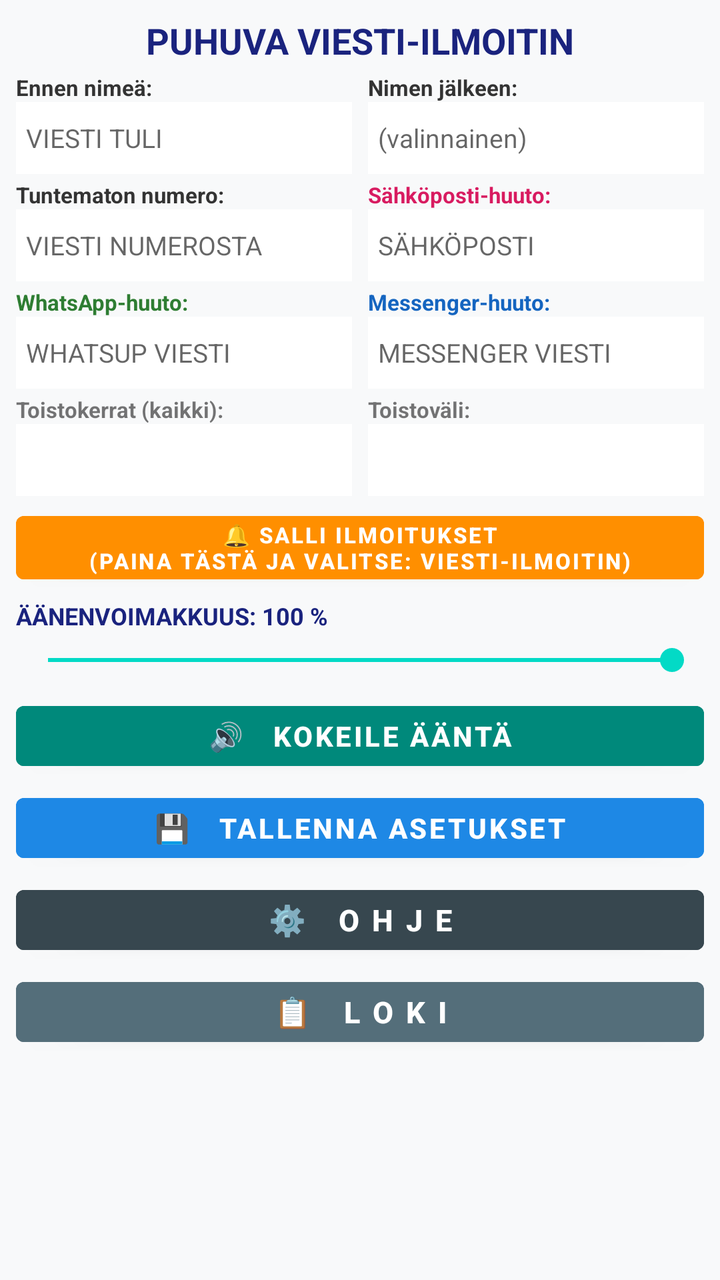
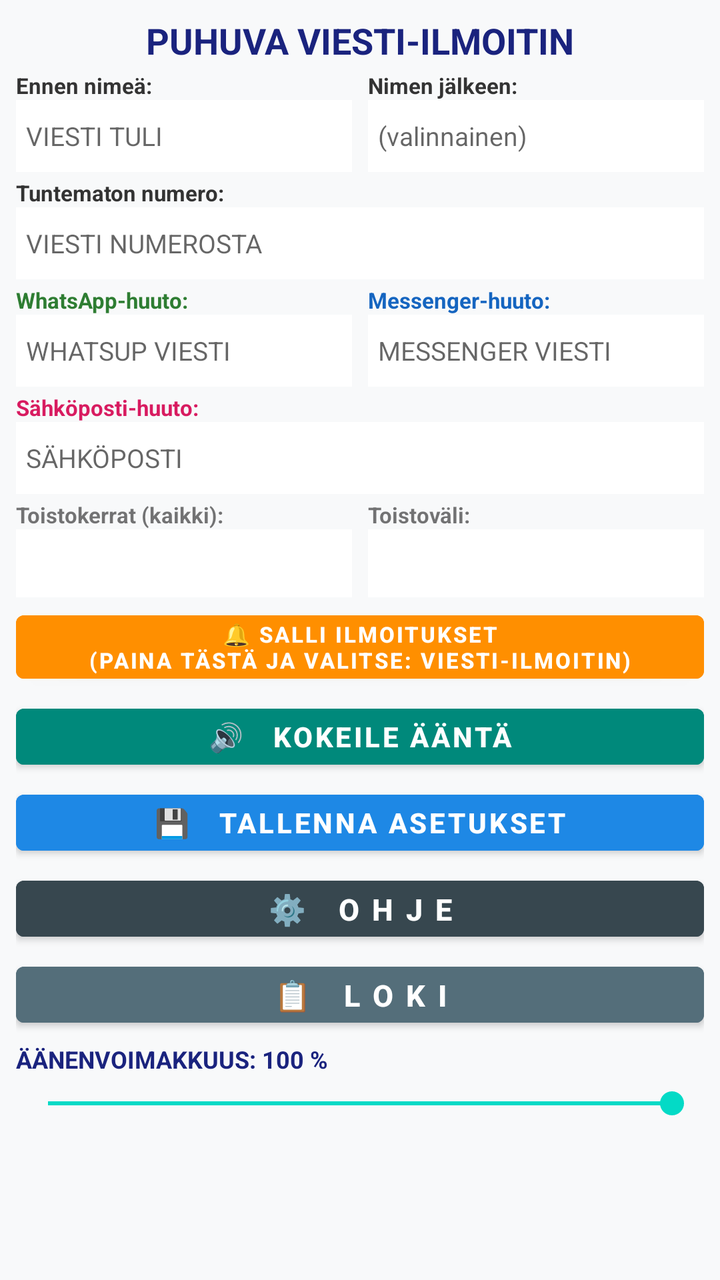

An Android layout rendered at two revisions. The XML below is the earlier revision; the diff shows what the commit changed to produce the second picture.
<!-- AndroidManifest.xml: application theme Theme.ViestiIlmoitin -->
<!-- res/layout/activity_main.xml -->
<?xml version="1.0" encoding="utf-8"?>
<LinearLayout xmlns:android="http://schemas.android.com/apk/res/android"
    android:layout_width="match_parent"
    android:layout_height="match_parent"
    android:orientation="vertical"
    android:padding="8dp"
    android:background="#F8F9FA">

    <TextView
        android:layout_width="match_parent"
        android:layout_height="wrap_content"
        android:text="PUHUVA VIESTI-ILMOITIN"
        android:textSize="18sp"
        android:textStyle="bold"
        android:gravity="center"
        android:textColor="#1A237E"
        android:layout_marginBottom="4dp" />

    
    <LinearLayout
        android:layout_width="match_parent"
        android:layout_height="wrap_content"
        android:orientation="horizontal"
        android:layout_marginBottom="3dp">

        <LinearLayout
            android:layout_width="0dp"
            android:layout_height="wrap_content"
            android:layout_weight="1"
            android:orientation="vertical"
            android:layout_marginEnd="4dp">
            <TextView
                android:layout_width="wrap_content"
                android:layout_height="wrap_content"
                android:text="Ennen nimeä:"
                android:textSize="11sp"
                android:textStyle="bold"
                android:textColor="#333333" />
            <EditText
                android:id="@+id/editPrefix"
                android:layout_width="match_parent"
                android:layout_height="36dp"
                android:background="#FFFFFF"
                android:padding="5dp"
                android:hint="VIESTI TULI "
                android:textSize="13sp" />
        </LinearLayout>

        <LinearLayout
            android:layout_width="0dp"
            android:layout_height="wrap_content"
            android:layout_weight="1"
            android:orientation="vertical"
            android:layout_marginStart="4dp">
            <TextView
                android:layout_width="wrap_content"
                android:layout_height="wrap_content"
                android:text="Nimen jälkeen:"
                android:textSize="11sp"
                android:textStyle="bold"
                android:textColor="#333333" />
            <EditText
                android:id="@+id/editSuffix"
                android:layout_width="match_parent"
                android:layout_height="36dp"
                android:background="#FFFFFF"
                android:padding="5dp"
                android:hint="(valinnainen)"
                android:textSize="13sp" />
        </LinearLayout>
    </LinearLayout>

    
    <LinearLayout
        android:layout_width="match_parent"
        android:layout_height="wrap_content"
        android:orientation="horizontal"
        android:layout_marginBottom="3dp">

        <LinearLayout
            android:layout_width="0dp"
            android:layout_height="wrap_content"
            android:layout_weight="1"
            android:orientation="vertical"
            android:layout_marginEnd="4dp">
            <TextView
                android:layout_width="wrap_content"
                android:layout_height="wrap_content"
                android:text="Tuntematon numero:"
                android:textSize="11sp"
                android:textStyle="bold"
                android:textColor="#333333" />
            <EditText
                android:id="@+id/editUnknown"
                android:layout_width="match_parent"
                android:layout_height="36dp"
                android:background="#FFFFFF"
                android:padding="5dp"
                android:hint="VIESTI NUMEROSTA "
                android:textSize="13sp" />
        </LinearLayout>

        <LinearLayout
            android:layout_width="0dp"
            android:layout_height="wrap_content"
            android:layout_weight="1"
            android:orientation="vertical"
            android:layout_marginStart="4dp">
            <TextView
                android:layout_width="wrap_content"
                android:layout_height="wrap_content"
                android:text="Sähköposti-huuto:"
                android:textSize="11sp"
                android:textStyle="bold"
                android:textColor="#D81B60" />
            <EditText
                android:id="@+id/editEmail"
                android:layout_width="match_parent"
                android:layout_height="36dp"
                android:background="#FFFFFF"
                android:padding="5dp"
                android:hint="SÄHKÖPOSTI"
                android:textSize="13sp" />
        </LinearLayout>
    </LinearLayout>

    
    <LinearLayout
        android:layout_width="match_parent"
        android:layout_height="wrap_content"
        android:orientation="horizontal"
        android:layout_marginBottom="3dp">

        <LinearLayout
            android:layout_width="0dp"
            android:layout_height="wrap_content"
            android:layout_weight="1"
            android:orientation="vertical"
            android:layout_marginEnd="4dp">
            <TextView
                android:layout_width="wrap_content"
                android:layout_height="wrap_content"
                android:text="WhatsApp-huuto:"
                android:textSize="11sp"
                android:textStyle="bold"
                android:textColor="#2E7D32" />
            <EditText
                android:id="@+id/editWhatsApp"
                android:layout_width="match_parent"
                android:layout_height="36dp"
                android:background="#FFFFFF"
                android:padding="5dp"
                android:hint="WHATSUP VIESTI"
                android:textSize="13sp" />
        </LinearLayout>

        <LinearLayout
            android:layout_width="0dp"
            android:layout_height="wrap_content"
            android:layout_weight="1"
            android:orientation="vertical"
            android:layout_marginStart="4dp">
            <TextView
                android:layout_width="wrap_content"
                android:layout_height="wrap_content"
                android:text="Messenger-huuto:"
                android:textSize="11sp"
                android:textStyle="bold"
                android:textColor="#1565C0" />
            <EditText
                android:id="@+id/editMessenger"
                android:layout_width="match_parent"
                android:layout_height="36dp"
                android:background="#FFFFFF"
                android:padding="5dp"
                android:hint="MESSENGER VIESTI"
                android:textSize="13sp" />
        </LinearLayout>
    </LinearLayout>

    
    <LinearLayout
        android:layout_width="match_parent"
        android:layout_height="wrap_content"
        android:orientation="horizontal"
        android:layout_marginBottom="4dp">

        <LinearLayout
            android:layout_width="0dp"
            android:layout_height="wrap_content"
            android:layout_weight="1"
            android:orientation="vertical"
            android:layout_marginEnd="4dp">
            <TextView
                android:layout_width="wrap_content"
                android:layout_height="wrap_content"
                android:text="Toistokerrat (kaikki):"
                android:textSize="11sp"
                android:textStyle="bold"/>
            <Spinner
                android:id="@+id/spinnerRepeats"
                android:layout_width="match_parent"
                android:layout_height="36dp"
                android:background="#FFFFFF" />
        </LinearLayout>

        <LinearLayout
            android:layout_width="0dp"
            android:layout_height="wrap_content"
            android:layout_weight="1"
            android:orientation="vertical"
            android:layout_marginStart="4dp">
            <TextView
                android:layout_width="wrap_content"
                android:layout_height="wrap_content"
                android:text="Toistoväli:"
                android:textSize="11sp"
                android:textStyle="bold"/>
            <Spinner
                android:id="@+id/spinnerInterval"
                android:layout_width="match_parent"
                android:layout_height="36dp"
                android:background="#FFFFFF" />
        </LinearLayout>
    </LinearLayout>

    
    <Button
        android:id="@+id/btnNotificationPermission"
        android:layout_width="match_parent"
        android:layout_height="wrap_content"
        android:minHeight="40dp"
        android:padding="2dp"
        android:text="🔔 SALLI ILMOITUKSET\n(Paina tästä ja valitse: Viesti-Ilmoitin)"
        android:textSize="11sp"
        android:textStyle="bold"
        android:backgroundTint="#FF8F00"
        android:textColor="#FFFFFF"
        android:layout_marginBottom="4dp" />

    
    <TextView
        android:id="@+id/tvVolumeLabel"
        android:layout_width="match_parent"
        android:layout_height="wrap_content"
        android:text="ÄÄNENVOIMAKKUUS: 100 %"
        android:textSize="12sp"
        android:textStyle="bold"
        android:textColor="#1A237E"
        android:layout_marginBottom="1dp" />

    <SeekBar
        android:id="@+id/seekBarVolume"
        android:layout_width="match_parent"
        android:layout_height="26dp"
        android:max="100"
        android:progress="100"
        android:layout_marginBottom="4dp" />

    
    <Button
        android:id="@+id/btnTest"
        android:layout_width="match_parent"
        android:layout_height="42dp"
        android:text="🔊   KOKEILE ÄÄNTÄ"
        android:textSize="14sp"
        android:textStyle="bold"
        android:backgroundTint="#00897B"
        android:textColor="#FFFFFF"
        android:layout_marginBottom="4dp" />

    
    <Button
        android:id="@+id/btnSave"
        android:layout_width="match_parent"
        android:layout_height="42dp"
        android:text="💾   TALLENNA ASETUKSET"
        android:textSize="14sp"
        android:textStyle="bold"
        android:backgroundTint="#1E88E5"
        android:textColor="#FFFFFF"
        android:layout_marginBottom="4dp" />

    
    <Button
        android:id="@+id/btnHelp"
        android:layout_width="match_parent"
        android:layout_height="42dp"
        android:text="⚙️   O H J E"
        android:textSize="15sp"
        android:textStyle="bold"
        android:backgroundTint="#37474F"
        android:textColor="#FFFFFF"
        android:layout_marginBottom="4dp" />

    
    <Button
        android:id="@+id/btnLog"
        android:layout_width="match_parent"
        android:layout_height="42dp"
        android:text="📋   L O K I"
        android:textSize="15sp"
        android:textStyle="bold"
        android:backgroundTint="#546E7A"
        android:textColor="#FFFFFF" />

</LinearLayout>
<!-- resources referenced by this layout -->
<resources>
  <style name="Theme.ViestiIlmoitin" parent="Theme.MaterialComponents.Light.NoActionBar">
          <item name="colorPrimary">#1E88E5</item>
          <item name="colorPrimaryVariant">#1565C0</item>
          <item name="colorOnPrimary">#FFFFFF</item>
      </style>
</resources>

<!-- the commit's change to res/layout/activity_main.xml (unified diff, before → after) -->
@@ -14,7 +14,7 @@
         android:textStyle="bold"
         android:gravity="center"
         android:textColor="#1A237E"
-        android:layout_marginBottom="4dp" />
+        android:layout_marginBottom="3dp" />
 
     
     <LinearLayout
@@ -43,6 +43,9 @@
                 android:background="#FFFFFF"
                 android:padding="5dp"
                 android:hint="VIESTI TULI "
+                android:singleLine="true"
+                android:inputType="text"
+                android:scrollHorizontally="true"
                 android:textSize="13sp" />
         </LinearLayout>
 
@@ -66,63 +69,34 @@
                 android:background="#FFFFFF"
                 android:padding="5dp"
                 android:hint="(valinnainen)"
+                android:singleLine="true"
+                android:inputType="text"
+                android:scrollHorizontally="true"
                 android:textSize="13sp" />
         </LinearLayout>
     </LinearLayout>
 
     
-    <LinearLayout
-        android:layout_width="match_parent"
-        android:layout_height="wrap_content"
-        android:orientation="horizontal"
-        android:layout_marginBottom="3dp">
-
-        <LinearLayout
-            android:layout_width="0dp"
-            android:layout_height="wrap_content"
-            android:layout_weight="1"
-            android:orientation="vertical"
-            android:layout_marginEnd="4dp">
-            <TextView
-                android:layout_width="wrap_content"
-                android:layout_height="wrap_content"
-                android:text="Tuntematon numero:"
-                android:textSize="11sp"
-                android:textStyle="bold"
-                android:textColor="#333333" />
-            <EditText
-                android:id="@+id/editUnknown"
-                android:layout_width="match_parent"
-                android:layout_height="36dp"
-                android:background="#FFFFFF"
-                android:padding="5dp"
-                android:hint="VIESTI NUMEROSTA "
-                android:textSize="13sp" />
-        </LinearLayout>
-
-        <LinearLayout
-            android:layout_width="0dp"
-            android:layout_height="wrap_content"
-            android:layout_weight="1"
-            android:orientation="vertical"
-            android:layout_marginStart="4dp">
-            <TextView
-                android:layout_width="wrap_content"
-                android:layout_height="wrap_content"
-                android:text="Sähköposti-huuto:"
-                android:textSize="11sp"
-                android:textStyle="bold"
-                android:textColor="#D81B60" />
-            <EditText
-                android:id="@+id/editEmail"
-                android:layout_width="match_parent"
-                android:layout_height="36dp"
-                android:background="#FFFFFF"
-                android:padding="5dp"
-                android:hint="SÄHKÖPOSTI"
-                android:textSize="13sp" />
-        </LinearLayout>
-    </LinearLayout>
+    <TextView
+        android:layout_width="wrap_content"
+        android:layout_height="wrap_content"
+        android:text="Tuntematon numero:"
+        android:textSize="11sp"
+        android:textStyle="bold"
+        android:textColor="#333333" />
+
+    <EditText
+        android:id="@+id/editUnknown"
+        android:layout_width="match_parent"
+        android:layout_height="36dp"
+        android:background="#FFFFFF"
+        android:padding="5dp"
+        android:hint="VIESTI NUMEROSTA "
+        android:singleLine="true"
+        android:inputType="text"
+        android:scrollHorizontally="true"
+        android:textSize="13sp"
+        android:layout_marginBottom="3dp" />
 
     
     <LinearLayout
@@ -151,6 +125,9 @@
                 android:background="#FFFFFF"
                 android:padding="5dp"
                 android:hint="WHATSUP VIESTI"
+                android:singleLine="true"
+                android:inputType="text"
+                android:scrollHorizontally="true"
                 android:textSize="13sp" />
         </LinearLayout>
 
@@ -174,16 +151,41 @@
                 android:background="#FFFFFF"
                 android:padding="5dp"
                 android:hint="MESSENGER VIESTI"
+                android:singleLine="true"
+                android:inputType="text"
+                android:scrollHorizontally="true"
                 android:textSize="13sp" />
         </LinearLayout>
     </LinearLayout>
 
     
+    <TextView
+        android:layout_width="wrap_content"
+        android:layout_height="wrap_content"
+        android:text="Sähköposti-huuto:"
+        android:textSize="11sp"
+        android:textStyle="bold"
+        android:textColor="#D81B60" />
+
+    <EditText
+        android:id="@+id/editEmail"
+        android:layout_width="match_parent"
+        android:layout_height="36dp"
+        android:background="#FFFFFF"
+        android:padding="5dp"
+        android:hint="SÄHKÖPOSTI"
+        android:singleLine="true"
+        android:inputType="text"
+        android:scrollHorizontally="true"
+        android:textSize="13sp"
+        android:layout_marginBottom="3dp" />
+
+    
     <LinearLayout
         android:layout_width="match_parent"
         android:layout_height="wrap_content"
         android:orientation="horizontal"
-        android:layout_marginBottom="4dp">
+        android:layout_marginBottom="3dp">
 
         <LinearLayout
             android:layout_width="0dp"
@@ -200,7 +202,7 @@
             <Spinner
                 android:id="@+id/spinnerRepeats"
                 android:layout_width="match_parent"
-                android:layout_height="36dp"
+                android:layout_height="34dp"
                 android:background="#FFFFFF" />
         </LinearLayout>
 
@@ -219,7 +221,7 @@
             <Spinner
                 android:id="@+id/spinnerInterval"
                 android:layout_width="match_parent"
-                android:layout_height="36dp"
+                android:layout_height="34dp"
                 android:background="#FFFFFF" />
         </LinearLayout>
     </LinearLayout>
@@ -229,13 +231,61 @@
         android:id="@+id/btnNotificationPermission"
         android:layout_width="match_parent"
         android:layout_height="wrap_content"
-        android:minHeight="40dp"
+        android:minHeight="38dp"
         android:padding="2dp"
         android:text="🔔 SALLI ILMOITUKSET\n(Paina tästä ja valitse: Viesti-Ilmoitin)"
         android:textSize="11sp"
         android:textStyle="bold"
         android:backgroundTint="#FF8F00"
         android:textColor="#FFFFFF"
+        android:layout_marginBottom="3dp" />
+
+    
+    <Button
+        android:id="@+id/btnTest"
+        android:layout_width="match_parent"
+        android:layout_height="40dp"
+        android:text="🔊   KOKEILE ÄÄNTÄ"
+        android:textSize="14sp"
+        android:textStyle="bold"
+        android:backgroundTint="#00897B"
+        android:textColor="#FFFFFF"
+        android:layout_marginBottom="3dp" />
+
+    
+    <Button
+        android:id="@+id/btnSave"
+        android:layout_width="match_parent"
+        android:layout_height="40dp"
+        android:text="💾   TALLENNA ASETUKSET"
+        android:textSize="14sp"
+        android:textStyle="bold"
+        android:backgroundTint="#1E88E5"
+        android:textColor="#FFFFFF"
+        android:layout_marginBottom="3dp" />
+
+    
+    <Button
+        android:id="@+id/btnHelp"
+        android:layout_width="match_parent"
+        android:layout_height="40dp"
+        android:text="⚙️   O H J E"
+        android:textSize="15sp"
+        android:textStyle="bold"
+        android:backgroundTint="#37474F"
+        android:textColor="#FFFFFF"
+        android:layout_marginBottom="3dp" />
+
+    
+    <Button
+        android:id="@+id/btnLog"
+        android:layout_width="match_parent"
+        android:layout_height="40dp"
+        android:text="📋   L O K I"
+        android:textSize="15sp"
+        android:textStyle="bold"
+        android:backgroundTint="#546E7A"
+        android:textColor="#FFFFFF"
         android:layout_marginBottom="4dp" />
 
     
@@ -254,54 +304,6 @@
         android:layout_width="match_parent"
         android:layout_height="26dp"
         android:max="100"
-        android:progress="100"
-        android:layout_marginBottom="4dp" />
-
-    
-    <Button
-        android:id="@+id/btnTest"
-        android:layout_width="match_parent"
-        android:layout_height="42dp"
-        android:text="🔊   KOKEILE ÄÄNTÄ"
-        android:textSize="14sp"
-        android:textStyle="bold"
-        android:backgroundTint="#00897B"
-        android:textColor="#FFFFFF"
-        android:layout_marginBottom="4dp" />
-
-    
-    <Button
-        android:id="@+id/btnSave"
-        android:layout_width="match_parent"
-        android:layout_height="42dp"
-        android:text="💾   TALLENNA ASETUKSET"
-        android:textSize="14sp"
-        android:textStyle="bold"
-        android:backgroundTint="#1E88E5"
-        android:textColor="#FFFFFF"
-        android:layout_marginBottom="4dp" />
-
-    
-    <Button
-        android:id="@+id/btnHelp"
-        android:layout_width="match_parent"
-        android:layout_height="42dp"
-        android:text="⚙️   O H J E"
-        android:textSize="15sp"
-        android:textStyle="bold"
-        android:backgroundTint="#37474F"
-        android:textColor="#FFFFFF"
-        android:layout_marginBottom="4dp" />
-
-    
-    <Button
-        android:id="@+id/btnLog"
-        android:layout_width="match_parent"
-        android:layout_height="42dp"
-        android:text="📋   L O K I"
-        android:textSize="15sp"
-        android:textStyle="bold"
-        android:backgroundTint="#546E7A"
-        android:textColor="#FFFFFF" />
+        android:progress="100" />
 
 </LinearLayout>
